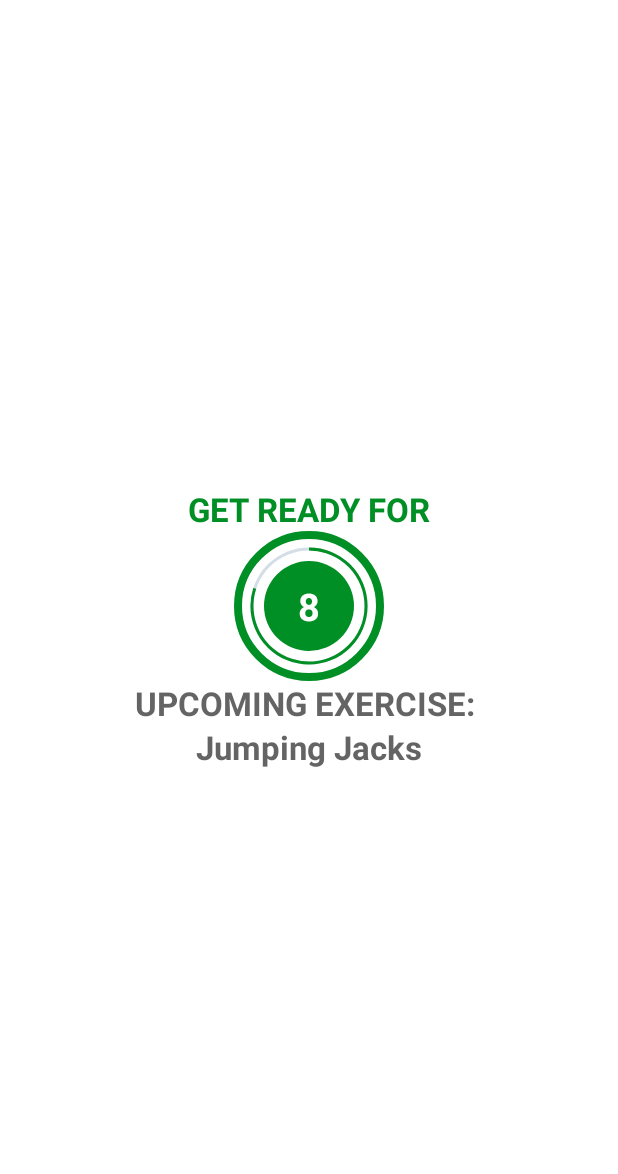
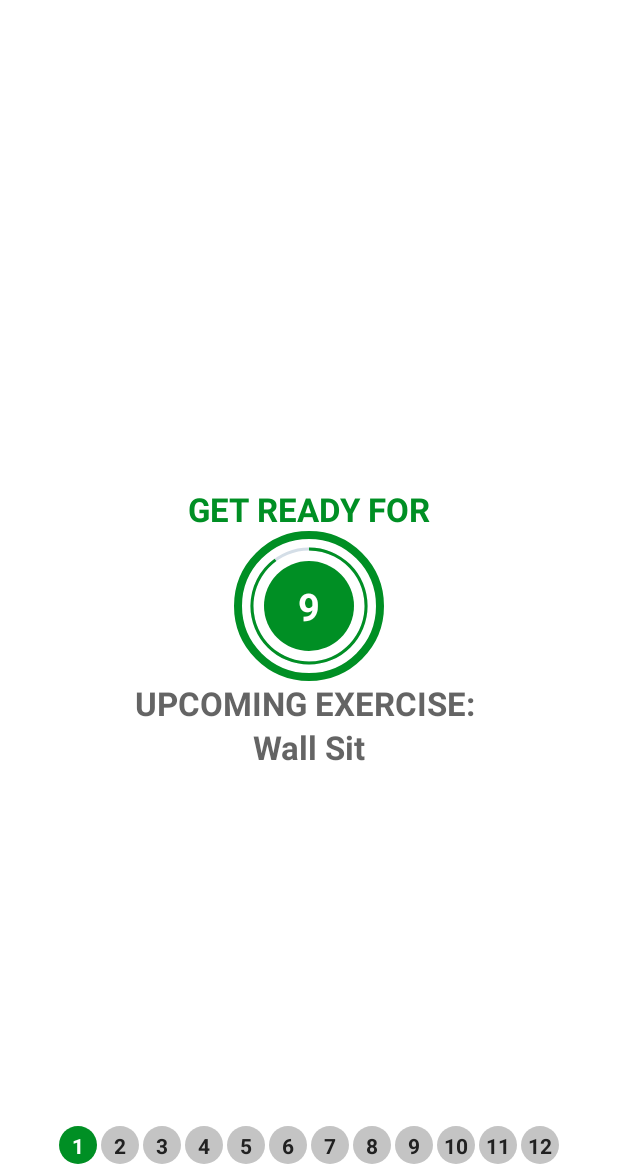
Before and after one commit to IvicaPetrsoric/Android-Kotlin, an Android app: the ExerciseActivity screen opened directly, with no data from a screen before it, on a phone screen of 412 x 824 dp, the part 62-1236 px from its top. Run offline under Robolectric (Android 15) with nearby library versions, the light colour scheme and no system bars.

Commit message:
Kotlin12MasterClass: setup recyclerView

```diff
--- a/app/src/main/AndroidManifest.xml
+++ b/app/src/main/AndroidManifest.xml
@@ -15,7 +15,8 @@
         android:roundIcon="@mipmap/ic_launcher_round"
         android:supportsRtl="true"
         android:theme="@style/Theme.AndroidKotlin">
-        <activity android:name=".ExerciseActivity"></activity>
+        <activity android:name=".FinishActivity"></activity>
+        <activity android:name=".ExerciseActivity" />
         <activity android:name=".MainActivity">
             <intent-filter>
                 <action android:name="android.intent.action.MAIN" />
--- a/app/src/main/java/com/example/androidkotlin/ExerciseActivity.kt
+++ b/app/src/main/java/com/example/androidkotlin/ExerciseActivity.kt
@@ -1,6 +1,7 @@
 package com.example.androidkotlin
 
 
+import android.content.Intent
 import android.media.MediaPlayer
 import android.net.Uri
 import androidx.appcompat.app.AppCompatActivity
@@ -10,6 +11,7 @@ import android.speech.tts.TextToSpeech
 import android.util.Log
 import android.view.View
 import android.widget.Toast
+import androidx.recyclerview.widget.LinearLayoutManager
 import com.example.androidkotlin.databinding.ActivityExerciseBinding
 import java.util.*
 
@@ -19,9 +21,8 @@ class ExerciseActivity : AppCompatActivity(), TextToSpeech.OnInitListener {
     //START
     private var restTimer: CountDownTimer? =
         null // Variable for Rest Timer and later on we will initialize it.
-    private var restProgress =
-        0 // Variable for timer progress. As initial value the rest progress is set to 0. As we are about to start.
-    //END
+    private var restProgress = 0
+    private val restTimerDuration: Long = 1
 
 
     // Adding a variables for the 30 seconds Exercise timer
@@ -29,7 +30,7 @@ class ExerciseActivity : AppCompatActivity(), TextToSpeech.OnInitListener {
     private var exerciseTimer: CountDownTimer? = null // Variable for Exercise Timer and later on we will initialize it.
     private var exerciseProgress = 0 // Variable for the exercise timer progress. As initial value the exercise progress is set to 0. As we are about to start.
     // END
-    private var exerciseTimerDuration:Long = 30
+    private var exerciseTimerDuration:Long = 0
     // The Variable for the exercise list and current position of exercise here it is -1 as the list starting element is 0
     // START
     private var exerciseList: ArrayList<ExerciseModel>? = null // We will initialize the list later.
@@ -38,10 +39,10 @@ class ExerciseActivity : AppCompatActivity(), TextToSpeech.OnInitListener {
     // create a binding variable
     private var binding:ActivityExerciseBinding? = null
     private var tts: TextToSpeech? = null // Variable for Text to Speech
-    // TODO (Step 2 - Declaring the variable of the media player for playing a notification sound when the exercise is about to start.)
-    // START
     private var player: MediaPlayer? = null
-    // END
+
+    private var exerciseAdapter: ExerciseStatusAdapter? = null
+
     override fun onCreate(savedInstanceState: Bundle?) {
         super.onCreate(savedInstanceState)
 //inflate the layout
@@ -66,6 +67,14 @@ class ExerciseActivity : AppCompatActivity(), TextToSpeech.OnInitListener {
         exerciseList = Constants.defaultExerciseList()
         // END
         setupRestView()
+
+        setupExerciseStatusReczclerView()
+    }
+
+    private fun setupExerciseStatusReczclerView() {
+        binding?.rvExerciseStatus?.layoutManager = LinearLayoutManager(this, LinearLayoutManager.HORIZONTAL, false)
+        exerciseAdapter = ExerciseStatusAdapter(exerciseList!!)
+        binding?.rvExerciseStatus?.adapter = exerciseAdapter
     }
 
 
@@ -138,7 +147,7 @@ class ExerciseActivity : AppCompatActivity(), TextToSpeech.OnInitListener {
          *   {#onTick(long)} callbacks.
          */
         // Here we have started a timer of 10 seconds so the 10000 is milliseconds is 10 seconds and the countdown interval is 1 second so it 1000.
-        restTimer = object : CountDownTimer(10000, 1000) {
+        restTimer = object : CountDownTimer(restTimerDuration * 1000, 1000) {
             override fun onTick(millisUntilFinished: Long) {
                 restProgress++ // It is increased by 1
                 binding?.progressBar?.progress = 10 - restProgress // Indicates progress bar progress
@@ -149,6 +158,9 @@ class ExerciseActivity : AppCompatActivity(), TextToSpeech.OnInitListener {
             override fun onFinish() {
                 // When the 10 seconds will complete this will be executed.
                 currentExercisePosition++
+
+                exerciseList!![currentExercisePosition].setIsSelected(true)
+                exerciseAdapter!!.notifyDataSetChanged()
                 setupExerciseView()
             }
         }.start()
@@ -214,17 +226,21 @@ class ExerciseActivity : AppCompatActivity(), TextToSpeech.OnInitListener {
             }
 
             override fun onFinish() {
+
+
                 // Updating the view after completing the 30 seconds exercise
                 // START
                 if (currentExercisePosition < exerciseList?.size!! - 1) {
+                    exerciseList!![currentExercisePosition].setIsSelected(false)
+                    exerciseList!![currentExercisePosition].setIsCompleted(true)
+                    exerciseAdapter!!.notifyDataSetChanged()
+
                     setupRestView()
                 } else {
 
-                    Toast.makeText(
-                        this@ExerciseActivity,
-                        "Congratulations! You have completed the 7 minutes workout.",
-                        Toast.LENGTH_SHORT
-                    ).show()
+                    finish()
+                    val intent = Intent(this@ExerciseActivity, FinishActivity::class.java)
+                    startActivity(intent)
                 }
                 // END
             }
--- /dev/null
+++ b/app/src/main/java/com/example/androidkotlin/ExerciseStatusAdapter.kt
@@ -0,0 +1,47 @@
+package com.example.androidkotlin
+
+import android.graphics.Color
+import android.view.LayoutInflater
+import android.view.ViewGroup
+import androidx.core.content.ContextCompat
+import androidx.recyclerview.widget.RecyclerView
+import com.example.androidkotlin.databinding.ItemExerciseStatusBinding
+
+class ExerciseStatusAdapter(val items: ArrayList<ExerciseModel>):
+    RecyclerView.Adapter<ExerciseStatusAdapter.ViewHolder>(){
+
+    class ViewHolder(binding: ItemExerciseStatusBinding) : RecyclerView.ViewHolder(binding.root) {
+        val tvItem = binding.tvItem
+    }
+
+    override fun onCreateViewHolder(parent: ViewGroup, viewType: Int): ViewHolder {
+        return ViewHolder(ItemExerciseStatusBinding.inflate(LayoutInflater.from(parent.context), parent, false))
+    }
+
+    override fun onBindViewHolder(holder: ViewHolder, position: Int) {
+        val model: ExerciseModel = items[position]
+        holder.tvItem.text = model.getId().toString()
+
+        when {
+            model.getIsSelected() -> {
+                holder.tvItem.background = ContextCompat.getDrawable(holder.itemView.context,
+                        R.drawable.item_circularo_thin_color_accent_border)
+                holder.tvItem.setTextColor(Color.parseColor("#212121"))
+            }
+            model.getIsCompleted() -> {
+                holder.tvItem.background = ContextCompat.getDrawable(holder.itemView.context,
+                        R.drawable.item_circular_color_accent_background)
+                holder.tvItem.setTextColor(Color.parseColor("#FFFFFF"))
+            }
+            else -> {
+                holder.tvItem.background = ContextCompat.getDrawable(holder.itemView.context,
+                        R.drawable.item_circularo_color_gray_background)
+                holder.tvItem.setTextColor(Color.parseColor("#212121"))
+            }
+        }
+    }
+
+    override fun getItemCount(): Int {
+        return items.size
+    }
+}
--- /dev/null
+++ b/app/src/main/res/drawable/item_circularo_color_gray_background.xml
@@ -0,0 +1,7 @@
+<?xml version="1.0" encoding="utf-8"?>
+<shape xmlns:android="http://schemas.android.com/apk/res/android"
+    android:shape="oval">
+    <solid android:color="#c4c4c4">
+
+    </solid>
+</shape>
--- /dev/null
+++ b/app/src/main/res/drawable/item_circularo_thin_color_accent_border.xml
@@ -0,0 +1,8 @@
+<?xml version="1.0" encoding="utf-8"?>
+<shape xmlns:android="http://schemas.android.com/apk/res/android"
+    android:shape="oval">
+    <stroke android:width="2dp" android:color="@color/colorAccent"> </stroke>
+    <solid android:color="@color/white">
+
+    </solid>
+</shape>
--- a/app/src/main/res/layout/activity_exercise.xml
+++ b/app/src/main/res/layout/activity_exercise.xml
@@ -131,7 +131,6 @@
         android:visibility="gone"
         tools:visibility="visible"
         android:background="@drawable/item_circular_color_accent_border"
-        app:layout_constraintBottom_toBottomOf="parent"
         app:layout_constraintEnd_toEndOf="parent"
         app:layout_constraintStart_toStartOf="parent"
         app:layout_constraintTop_toBottomOf="@id/tvExerciseName">
@@ -167,6 +166,18 @@
         </LinearLayout>
     </FrameLayout>
 
+    <androidx.recyclerview.widget.RecyclerView
+        android:id="@+id/rvExerciseStatus"
+        android:layout_width="wrap_content"
+        android:layout_height="wrap_content"
+        android:layout_margin="5dp"
+        tools:listitem="@layout/item_exercise_status"
+        app:layout_constraintTop_toBottomOf="@+id/flExerciseView"
+        app:layout_constraintBottom_toBottomOf="parent"
+        app:layout_constraintStart_toStartOf="parent"
+        app:layout_constraintEnd_toEndOf="parent"
+        />
+
 
 
 </androidx.constraintlayout.widget.ConstraintLayout>
--- /dev/null
+++ b/app/src/main/res/layout/item_exercise_status.xml
@@ -0,0 +1,14 @@
+<?xml version="1.0" encoding="utf-8"?>
+<TextView xmlns:tools="http://schemas.android.com/tools"
+    xmlns:android="http://schemas.android.com/apk/res/android"
+    android:id="@+id/tvItem"
+    android:layout_width="25dp"
+    android:layout_height="25dp"
+    android:layout_margin="1dp"
+    android:background="@drawable/item_circularo_color_gray_background"
+    android:gravity="center"
+    android:padding="3dp"
+    android:textColor="#212121"
+    android:textSize="14sp"
+    android:textStyle="bold"
+    tools:text="1" />
```
Also changed, not shown: app/src/main/java/com/example/androidkotlin/FinishActivity.kt (added, +32 -0 lines), app/src/main/res/layout/activity_finish.xml (added, +66 -0 lines).
